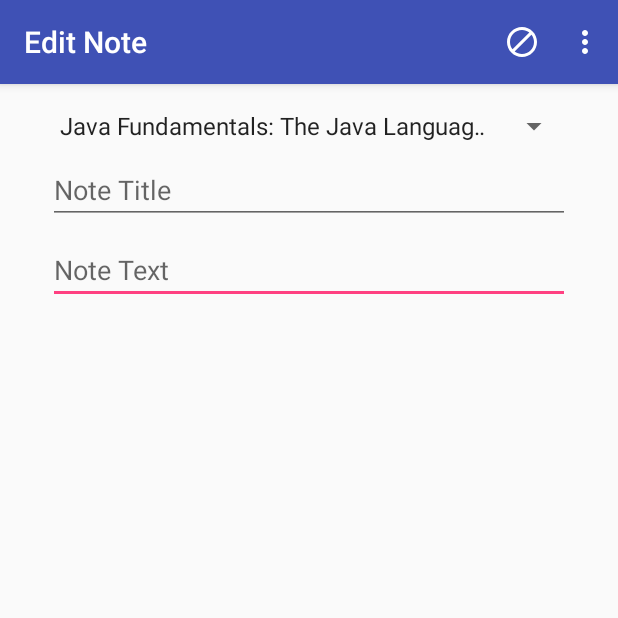
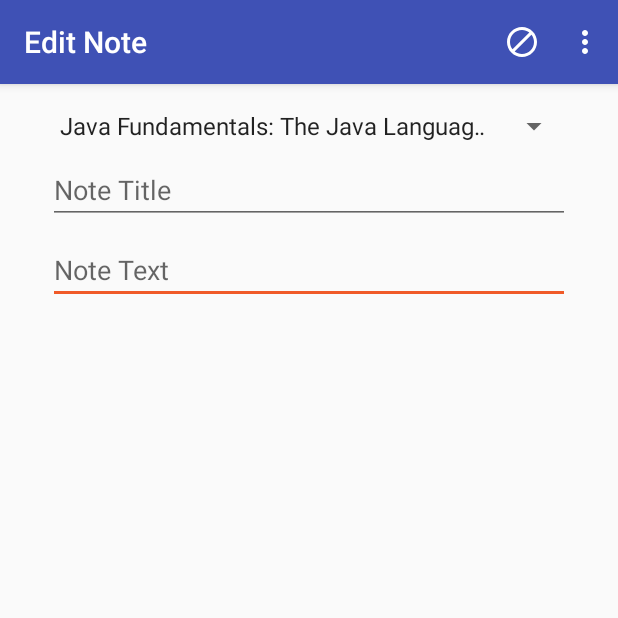
Before and after one commit to OganBelema/NewNoteKeeper, an Android app: the screen it shows after launch (EditNoteActivity), after a tap on an icon or button, on a phone screen of 412 x 824 dp, the top half of it. Run offline under Robolectric (Android 15) with nearby library versions, the phone set to English and light mode, and no system bars; 1 statement that could not run was skipped.

Commit message:
Change to Recyclerview In the gradle file: I added the dependency for cardview so I could use it in the recyclerview item layout design I changed the min sdk version as I was getting warnings on certain features I was using In the style file based on the min sdk limitation I added a new style for the title textview in the recyclerview item layout. I applied this style to the texxtview using the text appearance attribute In the color file I added a new color based on the tutorial. The color is one of the pluralsight brand colors. NoteListView class I made the changes required for switching from the listview used before to recyclerview. I also changed the id of the view to reflect that it is now a recyclerview. I also added a linearlayout manager for the recyclerview and this required a context so I had to add a context property to the class. A layout manager determines how the recyclerview displays it's items Drawable folder I added a drawable to indicate note and add visual appeal to the view Item layout for recyclerview I added a new layout that will serve as the item layout for the recyclerview. This is a requirement by recyclerviews and they are loaded onto the recyclerview by its adapter.

```diff
--- a/app/build.gradle
+++ b/app/build.gradle
@@ -8,11 +8,12 @@ android {
     compileSdkVersion 27
     defaultConfig {
         applicationId "com.belemaogan.newnotekeeper"
-        minSdkVersion 19
+        minSdkVersion 21
         targetSdkVersion 27
         versionCode 1
         versionName "1.0"
         testInstrumentationRunner "android.support.test.runner.AndroidJUnitRunner"
+        vectorDrawables.useSupportLibrary = true
     }
     buildTypes {
         release {
@@ -34,4 +35,5 @@ dependencies {
     androidTestImplementation 'com.android.support.test.espresso:espresso-core:3.0.2'
     androidTestImplementation 'com.android.support.test:rules:1.0.2'
     androidTestImplementation 'com.android.support.test.espresso:espresso-contrib:3.0.2'
+    implementation 'com.android.support:cardview-v7:27.1.1'
 }
--- a/app/src/main/java/com/belemaogan/newnotekeeper/views/NoteListView.kt
+++ b/app/src/main/java/com/belemaogan/newnotekeeper/views/NoteListView.kt
@@ -1,6 +1,8 @@
 package com.belemaogan.newnotekeeper.views
 
 import android.support.design.widget.FloatingActionButton
+import android.support.v7.widget.LinearLayoutManager
+import android.support.v7.widget.RecyclerView
 import android.support.v7.widget.Toolbar
 import android.view.LayoutInflater
 import android.view.View
@@ -22,9 +24,11 @@ class NoteListView(inflater: LayoutInflater, parent: ViewGroup?) {
 
     val mRootView: View = inflater.inflate(R.layout.activity_note_list, parent, false)
 
+    private val mContext = mRootView.context
+
     val mToolbar: Toolbar
     private val mEditNoteButton: FloatingActionButton
-    val mNoteListView: ListView
+    val mNoteListView: RecyclerView
     private val mListeners = ArrayList<Listener>()
 
     fun registerListener(listener: Listener){
@@ -43,13 +47,11 @@ class NoteListView(inflater: LayoutInflater, parent: ViewGroup?) {
                 listener.onEditNoteButtonClicked()
             }
         }
-        mNoteListView = findViewById(R.id.listNotes)
+        mNoteListView = findViewById(R.id.note_recycler_view)
 
-        mNoteListView.setOnItemClickListener {_, _, position, _ ->
-            for (listener in mListeners){
-                listener.onNoteListItemClicked(position)
-            }
-        }
+        val linearLayoutManager = LinearLayoutManager(mContext)
+
+        mNoteListView.layoutManager = linearLayoutManager
     }
 
     private fun <T: View> findViewById(id: Int) : T {
@@ -57,6 +59,6 @@ class NoteListView(inflater: LayoutInflater, parent: ViewGroup?) {
     }
 
     fun populateNoteListView(adapter: ArrayAdapter<NoteInfo>){
-        mNoteListView.adapter = adapter
+        //mNoteListView.adapter = adapter
     }
 }
--- a/app/src/main/res/values/colors.xml
+++ b/app/src/main/res/values/colors.xml
@@ -2,5 +2,6 @@
 <resources>
     <color name="colorPrimary">#3F51B5</color>
     <color name="colorPrimaryDark">#303F9F</color>
-    <color name="colorAccent">#FF4081</color>
+    <color name="colorAccent">@color/pluralsight_orange</color>
+    <color name="pluralsight_orange">#f05a28</color>
 </resources>
--- a/app/src/main/res/values/styles.xml
+++ b/app/src/main/res/values/styles.xml
@@ -17,4 +17,9 @@
 
     <style name="AppTheme.PopupOverlay" parent="ThemeOverlay.AppCompat.Light" />
 
+    <style name="course_title" parent="@android:style/TextAppearance.Material.Medium">
+        <item name="android:textColor">@color/pluralsight_orange</item>
+        <item name="android:textStyle">bold</item>
+    </style>
+
 </resources>
```
Also changed, not shown: app/src/main/res/drawable/ic_assignment_black_24dp.xml (added, +9 -0 lines), app/src/main/res/layout/content_note_list.xml (+4 -3 lines), app/src/main/res/layout/item_note_list.xml (added, +63 -0 lines).
